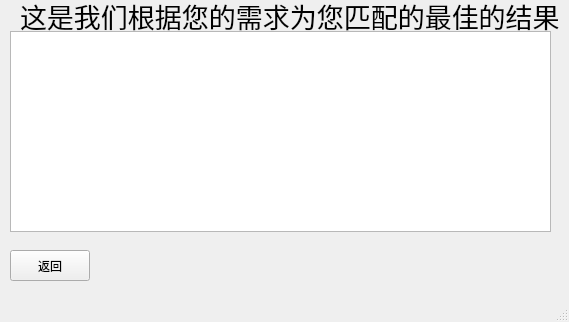
Old version of the form qt03/user_filter.ui in the repository s235784/ProgramDesign.
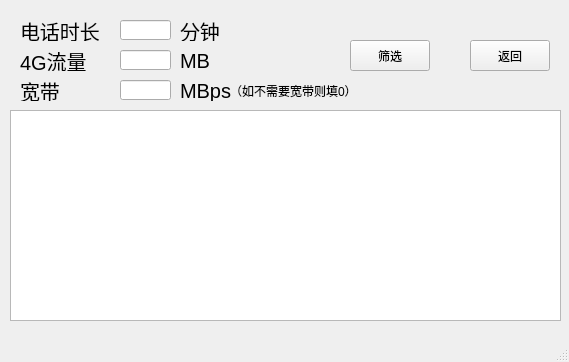
New version of the form.

```diff
--- a/qt03/user_filter.ui
+++ b/qt03/user_filter.ui
@@ -7,46 +7,18 @@
     <x>0</x>
     <y>0</y>
     <width>569</width>
-    <height>322</height>
+    <height>362</height>
    </rect>
   </property>
   <property name="windowTitle">
    <string>用户选择的套餐</string>
   </property>
   <widget class="QWidget" name="centralwidget">
-   <widget class="QLabel" name="label">
-    <property name="geometry">
-     <rect>
-      <x>20</x>
-      <y>0</y>
-      <width>561</width>
-      <height>31</height>
-     </rect>
-    </property>
-    <property name="font">
-     <font>
-      <pointsize>20</pointsize>
-     </font>
-    </property>
-    <property name="text">
-     <string>这是我们根据您的需求为您匹配的最佳的结果</string>
-    </property>
-   </widget>
-   <widget class="QListView" name="listView">
-    <property name="geometry">
-     <rect>
-      <x>10</x>
-      <y>31</y>
-      <width>541</width>
-      <height>201</height>
-     </rect>
-    </property>
-   </widget>
    <widget class="QPushButton" name="pushButton_back">
     <property name="geometry">
      <rect>
-      <x>10</x>
-      <y>250</y>
+      <x>470</x>
+      <y>40</y>
       <width>80</width>
       <height>31</height>
      </rect>
@@ -55,6 +27,180 @@
      <string>返回</string>
     </property>
    </widget>
+   <widget class="QLineEdit" name="lineEdit_band">
+    <property name="geometry">
+     <rect>
+      <x>120</x>
+      <y>80</y>
+      <width>51</width>
+      <height>20</height>
+     </rect>
+    </property>
+   </widget>
+   <widget class="QLabel" name="label_3">
+    <property name="geometry">
+     <rect>
+      <x>20</x>
+      <y>20</y>
+      <width>91</width>
+      <height>21</height>
+     </rect>
+    </property>
+    <property name="font">
+     <font>
+      <pointsize>15</pointsize>
+     </font>
+    </property>
+    <property name="text">
+     <string>电话时长</string>
+    </property>
+   </widget>
+   <widget class="QLabel" name="label_5">
+    <property name="geometry">
+     <rect>
+      <x>20</x>
+      <y>80</y>
+      <width>81</width>
+      <height>21</height>
+     </rect>
+    </property>
+    <property name="font">
+     <font>
+      <pointsize>15</pointsize>
+     </font>
+    </property>
+    <property name="text">
+     <string>宽带</string>
+    </property>
+   </widget>
+   <widget class="QLabel" name="label_4">
+    <property name="geometry">
+     <rect>
+      <x>20</x>
+      <y>50</y>
+      <width>81</width>
+      <height>21</height>
+     </rect>
+    </property>
+    <property name="font">
+     <font>
+      <pointsize>15</pointsize>
+     </font>
+    </property>
+    <property name="text">
+     <string>4G流量</string>
+    </property>
+   </widget>
+   <widget class="QLabel" name="label_7">
+    <property name="geometry">
+     <rect>
+      <x>180</x>
+      <y>50</y>
+      <width>51</width>
+      <height>21</height>
+     </rect>
+    </property>
+    <property name="font">
+     <font>
+      <pointsize>15</pointsize>
+     </font>
+    </property>
+    <property name="text">
+     <string>MB</string>
+    </property>
+   </widget>
+   <widget class="QLineEdit" name="lineEdit_traffic">
+    <property name="geometry">
+     <rect>
+      <x>120</x>
+      <y>50</y>
+      <width>51</width>
+      <height>20</height>
+     </rect>
+    </property>
+   </widget>
+   <widget class="QLabel" name="label_8">
+    <property name="geometry">
+     <rect>
+      <x>180</x>
+      <y>80</y>
+      <width>61</width>
+      <height>21</height>
+     </rect>
+    </property>
+    <property name="font">
+     <font>
+      <pointsize>15</pointsize>
+     </font>
+    </property>
+    <property name="text">
+     <string>MBps</string>
+    </property>
+   </widget>
+   <widget class="QLabel" name="label_9">
+    <property name="geometry">
+     <rect>
+      <x>230</x>
+      <y>80</y>
+      <width>121</width>
+      <height>21</height>
+     </rect>
+    </property>
+    <property name="text">
+     <string>（如不需要宽带则填0）</string>
+    </property>
+   </widget>
+   <widget class="QLineEdit" name="lineEdit_duration">
+    <property name="geometry">
+     <rect>
+      <x>120</x>
+      <y>20</y>
+      <width>51</width>
+      <height>20</height>
+     </rect>
+    </property>
+   </widget>
+   <widget class="QLabel" name="label_6">
+    <property name="geometry">
+     <rect>
+      <x>180</x>
+      <y>20</y>
+      <width>51</width>
+      <height>21</height>
+     </rect>
+    </property>
+    <property name="font">
+     <font>
+      <pointsize>15</pointsize>
+     </font>
+    </property>
+    <property name="text">
+     <string>分钟</string>
+    </property>
+   </widget>
+   <widget class="QPushButton" name="pushButton_confirm">
+    <property name="geometry">
+     <rect>
+      <x>350</x>
+      <y>40</y>
+      <width>80</width>
+      <height>31</height>
+     </rect>
+    </property>
+    <property name="text">
+     <string>筛选</string>
+    </property>
+   </widget>
+   <widget class="QListWidget" name="listWidget">
+    <property name="geometry">
+     <rect>
+      <x>10</x>
+      <y>110</y>
+      <width>551</width>
+      <height>211</height>
+     </rect>
+    </property>
+   </widget>
   </widget>
   <widget class="QMenuBar" name="menubar">
    <property name="geometry">
```
Left out of the diff: 4 changed lines with no effect on the pictures.
